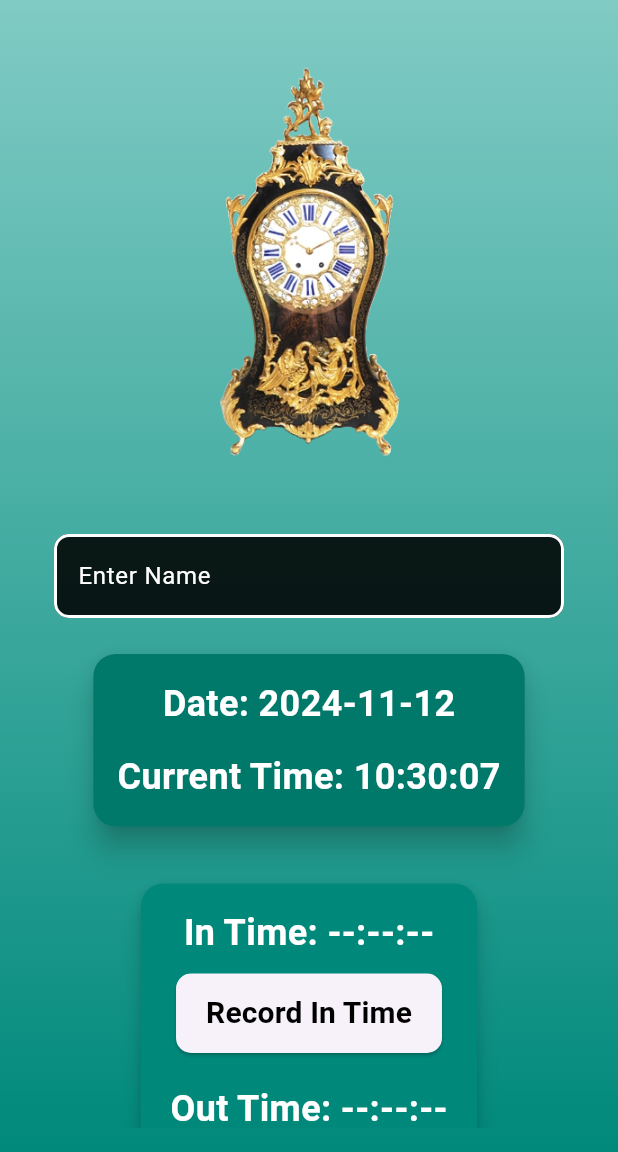
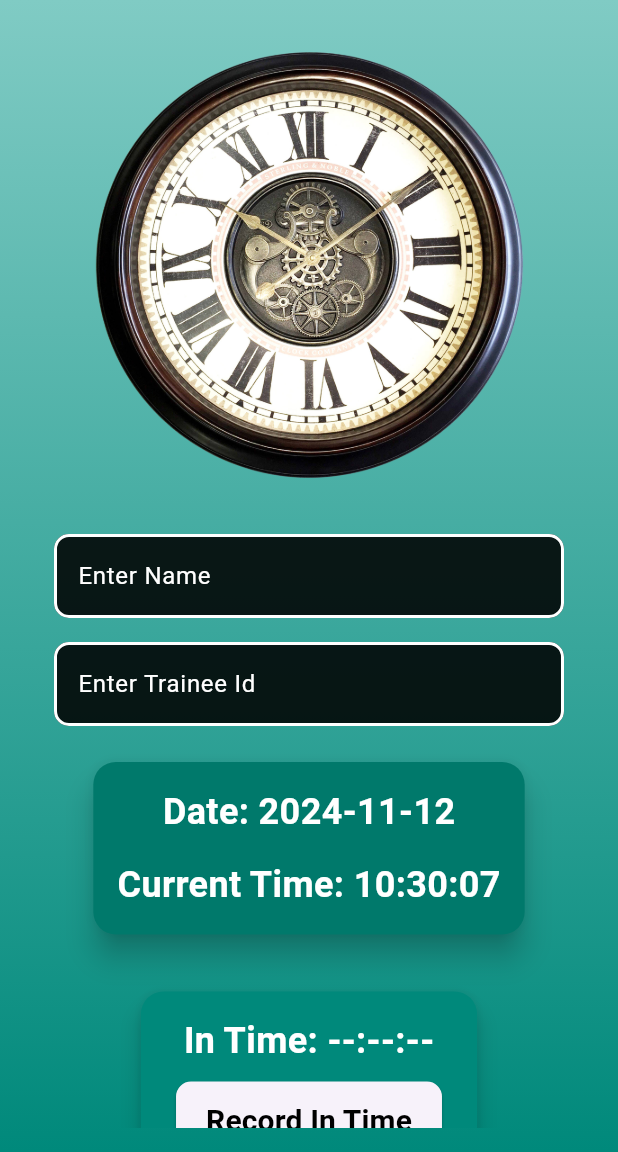
Before and after one commit to samara-aruna/Updated_SLT_Time_Recored_App, a Flutter app: the screen it shows after launch, on a phone screen of 412 x 824 dp, the part 84-1236 px from its top. Run offline on Flutter 3.47's test engine with Material 3 defaults, Android fonts, the light colour scheme and no system bars.

Commit message:
Final project code

```diff
--- a/lib/main.dart
+++ b/lib/main.dart
@@ -29,6 +29,7 @@ class _TimeRecorderScreenState extends State<TimeRecorderScreen> {
   String? inTime;
   String? outTime;
   String userName = "";
+  String userId ="";
   String displayText = "";
   List<Map<String, String>> records = [];
 
@@ -67,12 +68,13 @@ class _TimeRecorderScreenState extends State<TimeRecorderScreen> {
       'inTime': inTime!,
       'outTime': outTime!,
       'name': userName,
+      'id' : userId,
     });
   }
 
   void updateDisplayText() {
     setState(() {
-      displayText = "Name: $userName\nDate: $currentDate\nIn Time: $inTime\nOut Time: $outTime";
+      displayText = "Name: $userName\nTrainee Id: $userId\n Date: $currentDate\nIn Time: $inTime\nOut Time: $outTime";
     });
   }
 
@@ -97,7 +99,7 @@ class _TimeRecorderScreenState extends State<TimeRecorderScreen> {
   @override
   Widget build(BuildContext context) {
     return Scaffold(
-      backgroundColor: Colors.teal[100],
+      backgroundColor: Colors.teal[500],
       appBar: AppBar(
         title: const Text(
           'Office Time Recorder',
@@ -127,36 +129,70 @@ class _TimeRecorderScreenState extends State<TimeRecorderScreen> {
                 children: [
                   Padding(
                     padding: const EdgeInsets.symmetric(vertical: 10.0),
-                    child: Image.asset('assets/file.png', width: 300, height: 300),
+                    child: Image.asset('assets/three.png', width: 300, height: 300),
                   ),
                  Padding(
   padding: const EdgeInsets.all(20.0),
-  child: TextField(
+  child: Column(
+    children: [
+      TextField(
         decoration: InputDecoration(
           filled: true,
           fillColor: Colors.black87,  // Dark background color
           labelText: 'Enter Name',
-      labelStyle: TextStyle(color: Colors.white),  // White label color
+          labelStyle: const TextStyle(color: Colors.white),  // White label color
           border: OutlineInputBorder(
             borderRadius: BorderRadius.circular(10.0),
-        borderSide: BorderSide(color: Colors.white, width: 2.0),  // White border color
+            borderSide: const BorderSide(color: Colors.white, width: 2.0),  // White border color
           ),
           enabledBorder: OutlineInputBorder(
             borderRadius: BorderRadius.circular(10.0),
-        borderSide: BorderSide(color: Colors.white, width: 2.0),
+            borderSide: const BorderSide(color: Colors.white, width: 2.0),
           ),
           focusedBorder: OutlineInputBorder(
             borderRadius: BorderRadius.circular(10.0),
-        borderSide: BorderSide(color: Colors.blueAccent, width: 2.0),  // Accent color on focus
+            borderSide: const BorderSide(color: Colors.blueAccent, width: 2.0),  // Accent color on focus
           ),
         ),
-    style: TextStyle(color: Colors.white),  // White text color
+        style: const TextStyle(color: Colors.white),  // White text color
         onChanged: (value) {
           setState(() {
             userName = value;
           });
         },
       ),
+
+       SizedBox(height: 16.0), // Adds a gap of 16 pixels between the text fields
+
+       TextField(
+        decoration: InputDecoration(
+          filled: true,
+          fillColor: Colors.black87,  // Dark background color
+          labelText: 'Enter Trainee Id',
+          labelStyle: const TextStyle(color: Colors.white),  // White label color
+          border: OutlineInputBorder(
+            borderRadius: BorderRadius.circular(10.0),
+            borderSide: const BorderSide(color: Colors.white, width: 2.0),  // White border color
+          ),
+          enabledBorder: OutlineInputBorder(
+            borderRadius: BorderRadius.circular(10.0),
+            borderSide: const BorderSide(color: Colors.white, width: 2.0),
+          ),
+          focusedBorder: OutlineInputBorder(
+            borderRadius: BorderRadius.circular(10.0),
+            borderSide: const BorderSide(color: Colors.blueAccent, width: 2.0),  // Accent color on focus
+          ),
+        ),
+        style: const TextStyle(color: Colors.white),  // White text color
+        onChanged: (value) {
+          setState(() {
+            userId = value;
+          });
+        },
+      ),
+    ],
+  ),
+
 ),
 
                   Card(
@@ -298,6 +334,14 @@ class _TimeRecorderScreenState extends State<TimeRecorderScreen> {
                                  Padding(
                                   padding: EdgeInsets.all(8.0),
                                   child: Text(
+                                    'Trainee ID',
+                                    style: TextStyle(fontSize: 18, fontWeight: FontWeight.bold, color: Colors.white),
+                                    textAlign: TextAlign.center,
+                                  ),
+                                ),
+                                Padding(
+                                  padding: EdgeInsets.all(8.0),
+                                  child: Text(
                                     'Date',
                                     style: TextStyle(fontSize: 18, fontWeight: FontWeight.bold, color: Colors.white),
                                     textAlign: TextAlign.center,
@@ -327,6 +371,14 @@ class _TimeRecorderScreenState extends State<TimeRecorderScreen> {
                                       padding: const EdgeInsets.all(8.0),
                                       child: Text(
                                         record['name']!,
+                                        style: const TextStyle(color: Colors.white),
+                                        textAlign: TextAlign.center,
+                                      ),
+                                    ),
+                                    Padding(
+                                      padding: const EdgeInsets.all(8.0),
+                                      child: Text(
+                                        record['id']!,
                                         style: const TextStyle(color: Colors.white),
                                         textAlign: TextAlign.center,
                                       ),
```
Also changed, not shown: assets/three.png (added). Lines whose indentation alone changed are shown as unchanged.
